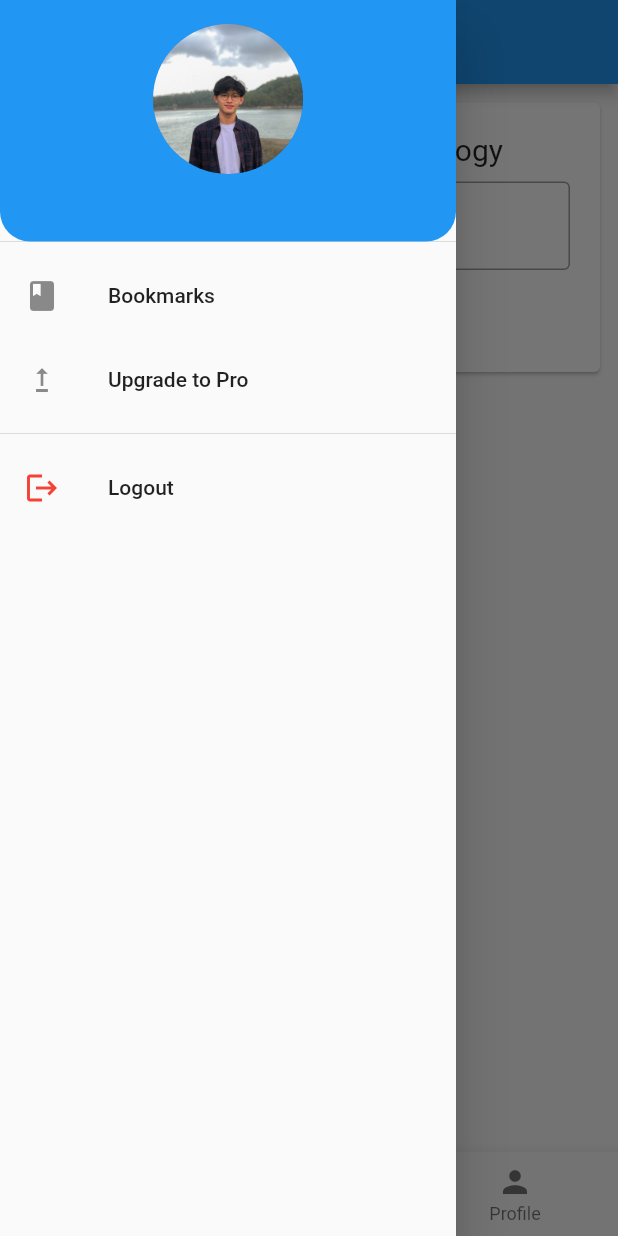
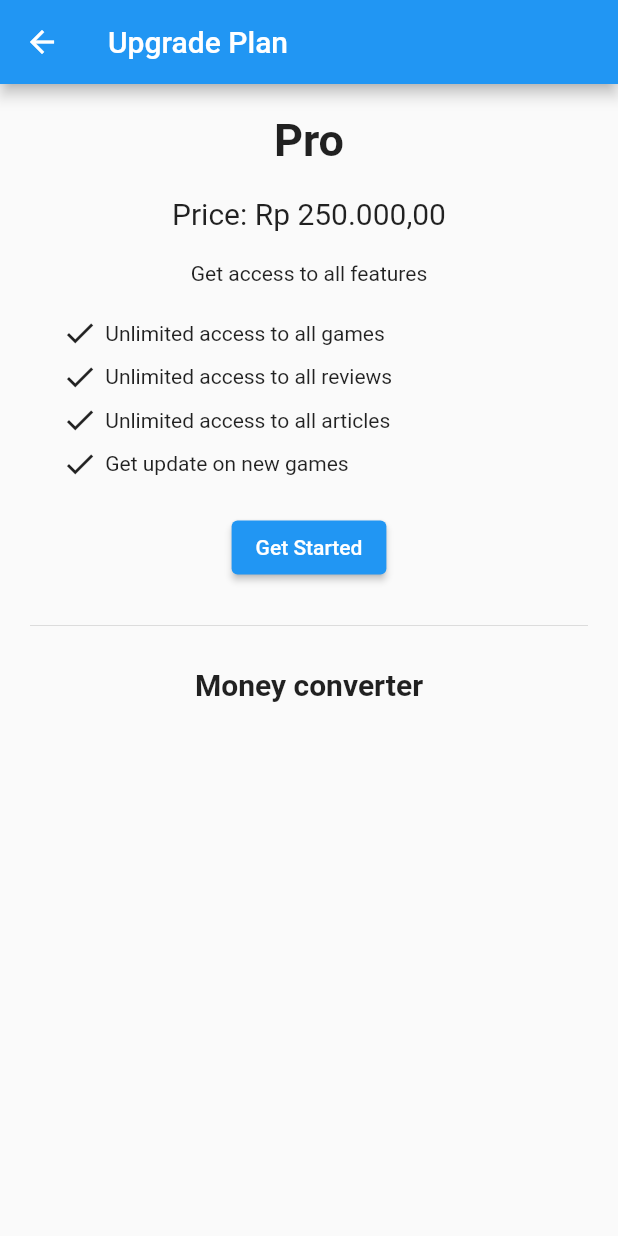
Before and after one commit to maldimz/fp-tpm-freegames, a Flutter app: the HomePage screen opened by its route, item 2 of the bottom bar chosen, in the side drawer, after a tap on "Upgrade to Pro", on a phone screen of 412 x 824 dp. Run offline on Flutter 3.47's test engine with Material 2 defaults, Android fonts, the light colour scheme and no system bars; our stand-ins replace shared_preferences, sqflite; accounts and stored records are empty; network calls fail.

Commit message:
feat: money convert

```diff
--- a/lib/pages/home_page.dart
+++ b/lib/pages/home_page.dart
@@ -83,7 +83,9 @@ class _HomePageState extends State<HomePage> {
           ListTile(
             leading: Icon(Icons.upgrade),
             title: Text("Upgrade to Pro"),
-            onTap: () => {},
+            onTap: () => {
+              Navigator.pushNamed(context, RouterName.upgrade),
+            },
           ),
           Divider(),
           ListTile(
--- /dev/null
+++ b/lib/pages/upgrade_page.dart
@@ -0,0 +1,122 @@
+import 'package:flutter/material.dart';
+import 'package:flutter/src/foundation/key.dart';
+import 'package:flutter/src/widgets/framework.dart';
+import 'package:fp_games/service/rates_api.dart';
+
+class UpgradePage extends StatefulWidget {
+  const UpgradePage({Key? key}) : super(key: key);
+
+  @override
+  State<UpgradePage> createState() => _UpgradePageState();
+}
+
+class _UpgradePageState extends State<UpgradePage> {
+  final price = 250000;
+  Map<String, dynamic> _rates = {};
+
+  Future<void> _getRates() async {
+    var rates = await RatesApi().fetchRates();
+
+    setState(() {
+      _rates = rates;
+    });
+  }
+
+  @override
+  void initState() {
+    super.initState();
+    _getRates();
+  }
+
+  @override
+  Widget build(BuildContext context) {
+    return Scaffold(
+      appBar: AppBar(
+        title: Text("Upgrade Plan"),
+      ),
+      body: SingleChildScrollView(
+        child: Container(
+          width: MediaQuery.of(context).size.width,
+          padding: EdgeInsets.all(20),
+          child: Column(
+            mainAxisAlignment: MainAxisAlignment.center,
+            children: [
+              Text("Pro",
+                  style: TextStyle(fontSize: 30, fontWeight: FontWeight.bold)),
+              SizedBox(height: 20),
+              Text("Price: Rp 250.000,00", style: TextStyle(fontSize: 20)),
+              SizedBox(height: 20),
+              Text("Get access to all features"),
+              SizedBox(height: 20),
+              Container(
+                width: MediaQuery.of(context).size.width * 0.8,
+                child: Column(
+                  children: [
+                    Row(
+                      children: [
+                        Icon(Icons.check),
+                        SizedBox(width: 5),
+                        Text("Unlimited access to all games")
+                      ],
+                    ),
+                    SizedBox(height: 5),
+                    Row(
+                      children: [
+                        Icon(Icons.check),
+                        SizedBox(width: 5),
+                        Text("Unlimited access to all reviews")
+                      ],
+                    ),
+                    SizedBox(height: 5),
+                    Row(
+                      children: [
+                        Icon(Icons.check),
+                        SizedBox(width: 5),
+                        Text("Unlimited access to all articles")
+                      ],
+                    ),
+                    SizedBox(height: 5),
+                    Row(
+                      children: [
+                        Icon(Icons.check),
+                        SizedBox(width: 5),
+                        Text("Get update on new games")
+                      ],
+                    ),
+                  ],
+                ),
+              ),
+              SizedBox(height: 20),
+              ElevatedButton(
+                  onPressed: () {
+                    final snackBar = SnackBar(
+                      content: Text("Feature Maintenance"),
+                    );
+
+                    ScaffoldMessenger.of(context).showSnackBar(snackBar);
+                  },
+                  child: Text("Get Started")),
+              SizedBox(height: 20),
+              Divider(),
+              SizedBox(height: 20),
+              Text('Money converter',
+                  style: TextStyle(fontSize: 20, fontWeight: FontWeight.bold)),
+              SizedBox(height: 10),
+              Text(_rates['USD'] != null
+                  ? 'USD: \$${_rates['USD'] * price}'
+                  : ''),
+              SizedBox(height: 10),
+              Text(_rates['EUR'] != null
+                  ? 'EUR: €${_rates['EUR'] * price}'
+                  : ''),
+              SizedBox(height: 10),
+              Text(_rates['GBP'] != null
+                  ? 'GBP: £${_rates['GBP'] * price}'
+                  : ''),
+            ],
+          ),
+        ),
+      ),
+    );
+  }
+}
--- a/lib/routes/router_generator.dart
+++ b/lib/routes/router_generator.dart
@@ -5,6 +5,7 @@ import 'package:fp_games/pages/details_game_page.dart';
 import 'package:fp_games/pages/home_page.dart';
 import 'package:fp_games/pages/login_page.dart';
 import 'package:fp_games/pages/register_page.dart';
+import 'package:fp_games/pages/upgrade_page.dart';
 import 'package:fp_games/routes/router_name.dart';
 
 class RouterGenerator {
@@ -28,6 +29,10 @@ class RouterGenerator {
 
       case RouterName.bookmark:
         return MaterialPageRoute(builder: (_) => BookmarkPage());
+
+      case RouterName.upgrade:
+        return MaterialPageRoute(builder: (_) => UpgradePage());
+
       default:
         return _errorRoute();
     }
--- a/lib/routes/router_name.dart
+++ b/lib/routes/router_name.dart
@@ -4,4 +4,5 @@ abstract class RouterName {
   static const homepage = '/home';
   static const detail = '/detail';
   static const bookmark = '/bookmarks';
+  static const upgrade = '/upgrade';
 }
--- /dev/null
+++ b/lib/service/rates_api.dart
@@ -0,0 +1,19 @@
+import 'dart:convert';
+
+import 'package:http/http.dart' as http;
+
+class RatesApi {
+  Future<Map<String, dynamic>> fetchRates() async {
+    var url = Uri.parse('https://api.exchangerate.host/latest?base=IDR');
+    var response = await http.get(url);
+
+    var data = jsonDecode(utf8.decode(response.bodyBytes));
+
+    Map<String, dynamic> rates = {};
+    if (data != null) {
+      rates = data['rates'].cast<String, dynamic>();
+    }
+
+    return rates;
+  }
+}
```
